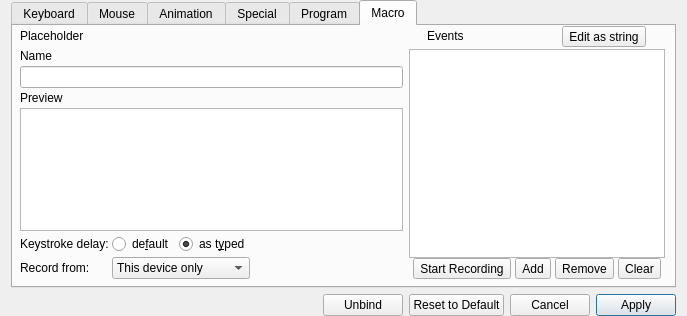
This is src/gui/rebindwidget.ui in ckb-next/ckb-next as Qt 5 draws it before an edit. The edited form follows.
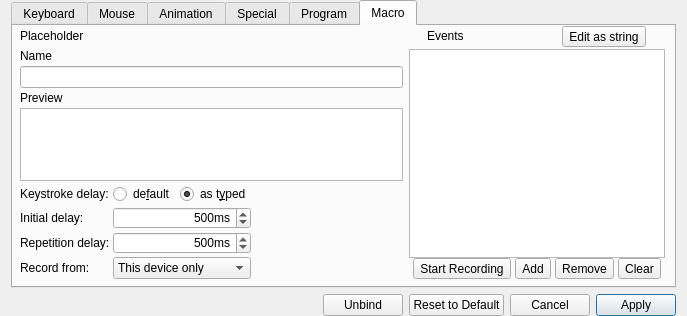
This is the edited form. The open tabs and pages were chosen to show the change. Custom widgets are drawn as their Qt base class.

Commit message: gui: rebindwidget - Add input for repetition debounce and delay

```diff
--- a/src/gui/rebindwidget.ui
+++ b/src/gui/rebindwidget.ui
@@ -1288,6 +1288,74 @@
          </item>
          <item>
           <layout class="QGridLayout" name="gridLayout_6">
+           <item row="5" column="2">
+            <spacer name="horizontalSpacer_27">
+             <property name="orientation">
+              <enum>Qt::Orientation::Horizontal</enum>
+             </property>
+             <property name="sizeHint" stdset="0">
+              <size>
+               <width>40</width>
+               <height>20</height>
+              </size>
+             </property>
+            </spacer>
+           </item>
+           <item row="5" column="1">
+            <widget class="QComboBox" name="captureTypeBox">
+             <property name="sizePolicy">
+              <sizepolicy hsizetype="Minimum" vsizetype="Fixed">
+               <horstretch>0</horstretch>
+               <verstretch>0</verstretch>
+              </sizepolicy>
+             </property>
+             <property name="maximumSize">
+              <size>
+               <width>16777215</width>
+               <height>22</height>
+              </size>
+             </property>
+             <item>
+              <property name="text">
+               <string>This device only</string>
+              </property>
+             </item>
+             <item>
+              <property name="text">
+               <string>All ckb-next devices</string>
+              </property>
+             </item>
+             <item>
+              <property name="text">
+               <string>All keyboards</string>
+              </property>
+             </item>
+            </widget>
+           </item>
+           <item row="2" column="0">
+            <widget class="QLabel" name="label_7">
+             <property name="toolTip">
+              <string>Holding the key will repeat the macro indefinitely. With this value you can define the delay between individual executions of the registered macro.</string>
+             </property>
+             <property name="text">
+              <string>Repetition delay:</string>
+             </property>
+            </widget>
+           </item>
+           <item row="0" column="0">
+            <widget class="QLabel" name="label_5">
+             <property name="text">
+              <string>Keystroke delay:</string>
+             </property>
+            </widget>
+           </item>
+           <item row="5" column="0">
+            <widget class="QLabel" name="label_6">
+             <property name="text">
+              <string>Record from:</string>
+             </property>
+            </widget>
+           </item>
            <item row="0" column="1">
             <layout class="QHBoxLayout" name="horizontalLayout_4">
              <item>
@@ -1321,61 +1389,60 @@
              </item>
             </layout>
            </item>
-           <item row="4" column="1">
-            <widget class="QComboBox" name="captureTypeBox">
-             <property name="sizePolicy">
-              <sizepolicy hsizetype="Minimum" vsizetype="Fixed">
-               <horstretch>0</horstretch>
-               <verstretch>0</verstretch>
-              </sizepolicy>
+           <item row="1" column="0">
+            <widget class="QLabel" name="label_8">
+             <property name="toolTip">
+              <string>Holding the key will repeat the macro indefinitely. With this value you can define the delay before the initial execution of the registered macro.</string>
              </property>
-             <property name="maximumSize">
-              <size>
-               <width>16777215</width>
-               <height>22</height>
-              </size>
+             <property name="text">
+              <string>Initial delay:</string>
              </property>
-             <item>
-              <property name="text">
-               <string>This device only</string>
-              </property>
-             </item>
-             <item>
-              <property name="text">
-               <string>All ckb-next devices</string>
-              </property>
-             </item>
-             <item>
-              <property name="text">
-               <string>All keyboards</string>
-              </property>
-             </item>
             </widget>
            </item>
-           <item row="4" column="2">
-            <spacer name="horizontalSpacer_27">
-             <property name="orientation">
-              <enum>Qt::Orientation::Horizontal</enum>
+           <item row="2" column="1">
+            <widget class="QSpinBox" name="rep_delay_input">
+             <property name="alignment">
+              <set>Qt::AlignmentFlag::AlignRight|Qt::AlignmentFlag::AlignTrailing|Qt::AlignmentFlag::AlignVCenter</set>
              </property>
-             <property name="sizeHint" stdset="0">
-              <size>
-               <width>40</width>
-               <height>20</height>
-              </size>
+             <property name="suffix">
+              <string>ms</string>
              </property>
-            </spacer>
-           </item>
-           <item row="4" column="0">
-            <widget class="QLabel" name="label_6">
-             <property name="text">
-              <string>Record from:</string>
+             <property name="maximum">
+              <number>2000</number>
              </property>
+             <property name="singleStep">
+              <number>25</number>
+             </property>
+             <property name="stepType">
+              <enum>QAbstractSpinBox::StepType::AdaptiveDecimalStepType</enum>
+             </property>
+             <property name="value">
+              <number>500</number>
+             </property>
             </widget>
            </item>
-           <item row="0" column="0">
-            <widget class="QLabel" name="label_5">
-             <property name="text">
-              <string>Keystroke delay:</string>
+           <item row="1" column="1">
+            <widget class="QSpinBox" name="rep_debounce_input">
+             <property name="alignment">
+              <set>Qt::AlignmentFlag::AlignRight|Qt::AlignmentFlag::AlignTrailing|Qt::AlignmentFlag::AlignVCenter</set>
+             </property>
+             <property name="suffix">
+              <string>ms</string>
+             </property>
+             <property name="minimum">
+              <number>50</number>
+             </property>
+             <property name="maximum">
+              <number>2000</number>
+             </property>
+             <property name="singleStep">
+              <number>25</number>
+             </property>
+             <property name="stepType">
+              <enum>QAbstractSpinBox::StepType::AdaptiveDecimalStepType</enum>
+             </property>
+             <property name="value">
+              <number>500</number>
              </property>
             </widget>
            </item>
```
Left out of the diff: 17 changed lines with no effect on the pictures. The commit also changes 1 other file.
